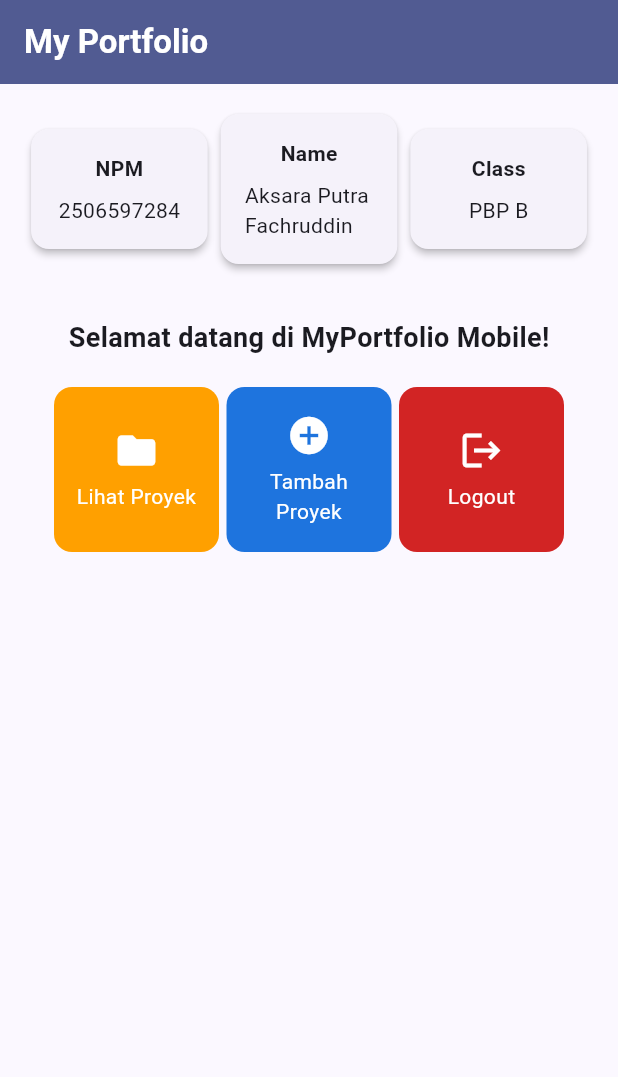
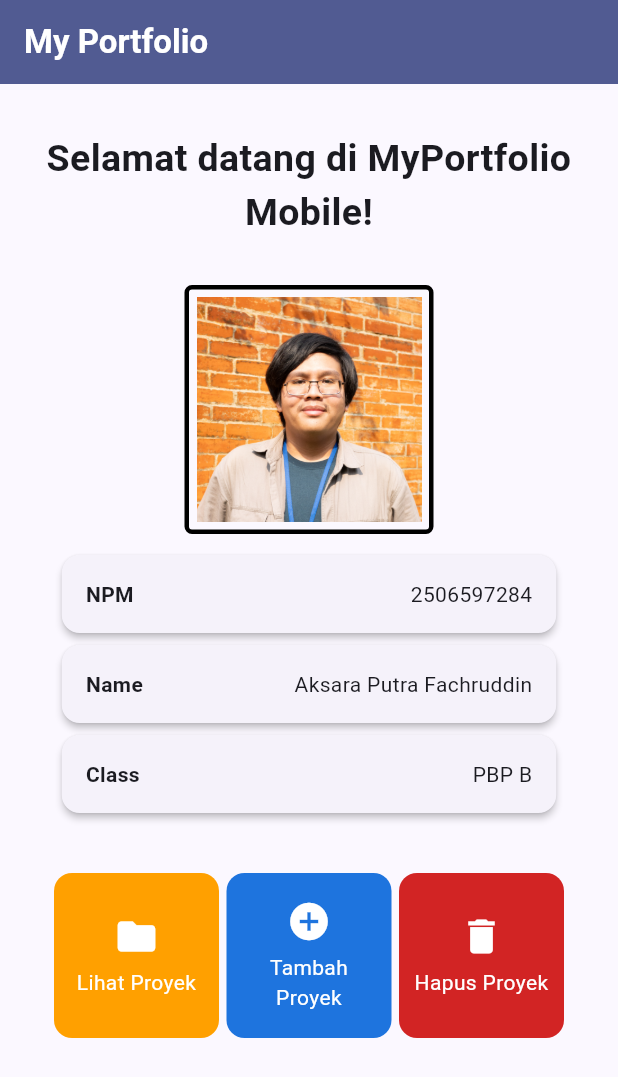
Before and after one commit to aksara-putra-f/myportofolio_mobile, a Flutter app: the screen it shows after launch, on a phone screen of 412 x 824 dp. Shown: the top 1077 px of the screen. Run offline on Flutter 3.47's test engine with Material 3 defaults, Android fonts, the phone set to English and light mode, and no system bars.

Commit message:
feat: Menambahkan foto diri, mengubah layout informasi diri (foto, nama, npm, kelas), dan mengubah tombol Logout menjadi tombol hapus item

```diff
--- a/lib/menu.dart
+++ b/lib/menu.dart
@@ -18,7 +18,7 @@ class MyHomePage extends StatelessWidget {
   final List<ItemHomepage> items = [
     ItemHomepage("Lihat Proyek", Icons.folder, Colors.amber[700]!),
     ItemHomepage("Tambah Proyek", Icons.add_circle, const Color.fromARGB(255, 30, 116, 222)),
-    ItemHomepage("Logout", Icons.logout, const Color.fromARGB(255, 210, 36, 36)),
+    ItemHomepage("Hapus Proyek", Icons.delete, const Color.fromARGB(255, 210, 36, 36)),
   ];
 
   @override
@@ -39,36 +39,62 @@ class MyHomePage extends StatelessWidget {
       // Body halaman utama dengan padding di sekelilingnya.
       body: Padding(
         padding: const EdgeInsets.all(16.0),
+        child: SingleChildScrollView(
           child: Column(
             crossAxisAlignment: CrossAxisAlignment.center,
             children: [
-            // Baris horizontal untuk menampilkan 3 InfoCard secara sejajar.
-            Row(
-              mainAxisAlignment: MainAxisAlignment.spaceEvenly,
+              // pesan sambutan
+              const Padding(
+                      padding: EdgeInsets.fromLTRB(0, 16, 0, 30),
+                      child: Text(
+                        'Selamat datang di MyPortfolio Mobile!',
+                        textAlign: TextAlign.center,
+                        style: TextStyle(
+                          fontWeight: FontWeight.bold,
+                          fontSize: 25.0,
+                        ),
+                      ),
+                    ),
+
+              Column(
+                crossAxisAlignment: CrossAxisAlignment.center,
+                children: [
+                  Container(
+                    padding: EdgeInsets.all(5.0),
+                    decoration: BoxDecoration(
+                      borderRadius: BorderRadius.circular(5.0),
+                      border: Border.all(
+                        color: Colors.black,
+                        style: BorderStyle.solid,
+                        width: 3.0
+                      )
+                    ),
+                    child: Image.asset(
+                            'assets/images/Foto Diri.png',
+                            width: 150,
+                            height: 150,
+                          ),
+                  ),
+
+                  const SizedBox(height: 10.0),
+
+                  Column(
+                    crossAxisAlignment: CrossAxisAlignment.center,
                     children: [
                       InfoCard(title: 'NPM', content: npm),
                       InfoCard(title: 'Name', content: nama),
                       InfoCard(title: 'Class', content: kelas),
                     ],
+                  )
+                ],
               ),
 
               const SizedBox(height: 16.0),
 
-            // Bagian tengah: pesan sambutan dan isi tombol menu portofolio.
+              // Bagian tengah: tombol-tombol menu portofolio.
               Center(
                 child: Column(
                   children: [
-                  const Padding(
-                    padding: EdgeInsets.only(top: 16.0),
-                    child: Text(
-                      'Selamat datang di MyPortfolio Mobile!',
-                      style: TextStyle(
-                        fontWeight: FontWeight.bold,
-                        fontSize: 18.0,
-                      ),
-                    ),
-                  ),
-
                     // GridView menampilkan kartu tombol dalam tata letak kisi 3 kolom.
                     GridView.count(
                       primary: true,
@@ -87,6 +113,7 @@ class MyHomePage extends StatelessWidget {
               ),
             ],
           ),
+        )
       ),
     );
   }
@@ -106,10 +133,11 @@ class InfoCard extends StatelessWidget {
       elevation: 2.0,
       child: Container(
         // Menyesuaikan lebar kartu dengan proporsi layar (dibagi 3.5).
-        width: MediaQuery.of(context).size.width / 3.5,
+        width: MediaQuery.of(context).size.width / 1.25,
         padding: const EdgeInsets.all(16.0),
         // Menyusun teks title dan content secara vertikal.
-        child: Column(
+        child: Row(
+          mainAxisAlignment: MainAxisAlignment.spaceBetween,
           children: [
             Text(
               title,
--- a/pubspec.yaml
+++ b/pubspec.yaml
@@ -58,9 +58,8 @@ flutter:
   uses-material-design: true
 
   # To add assets to your application, add an assets section, like this:
-  # assets:
-  #   - images/a_dot_burr.jpeg
-  #   - images/a_dot_ham.jpeg
+  assets:
+    - assets/images/Foto Diri.png
 
   # An image asset can refer to one or more resolution-specific "variants", see
   # https://flutter.dev/to/resolution-aware-images
```
Also changed, not shown: assets/images/Foto Diri.png (added). Lines whose indentation alone changed are shown as unchanged.
